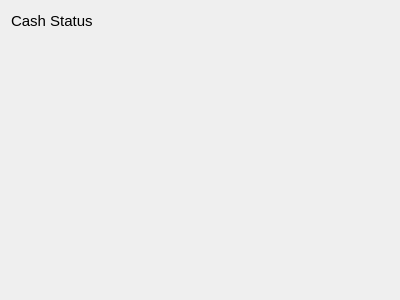
Qt form estorecpp/cashbalancestatus.ui (Watti/estorecpp) before a commit.
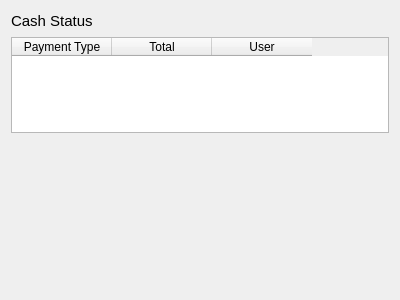
The same form after that commit.

Patch:
```diff
--- a/estorecpp/cashbalancestatus.ui
+++ b/estorecpp/cashbalancestatus.ui
@@ -43,6 +43,25 @@
      </item>
     </layout>
    </item>
+   <item>
+    <widget class="QTableWidget" name="tableWidget">
+     <column>
+      <property name="text">
+       <string>Payment Type</string>
+      </property>
+     </column>
+     <column>
+      <property name="text">
+       <string>Total</string>
+      </property>
+     </column>
+     <column>
+      <property name="text">
+       <string>User</string>
+      </property>
+     </column>
+    </widget>
+   </item>
    <item>
     <spacer name="verticalSpacer">
      <property name="orientation">
```
